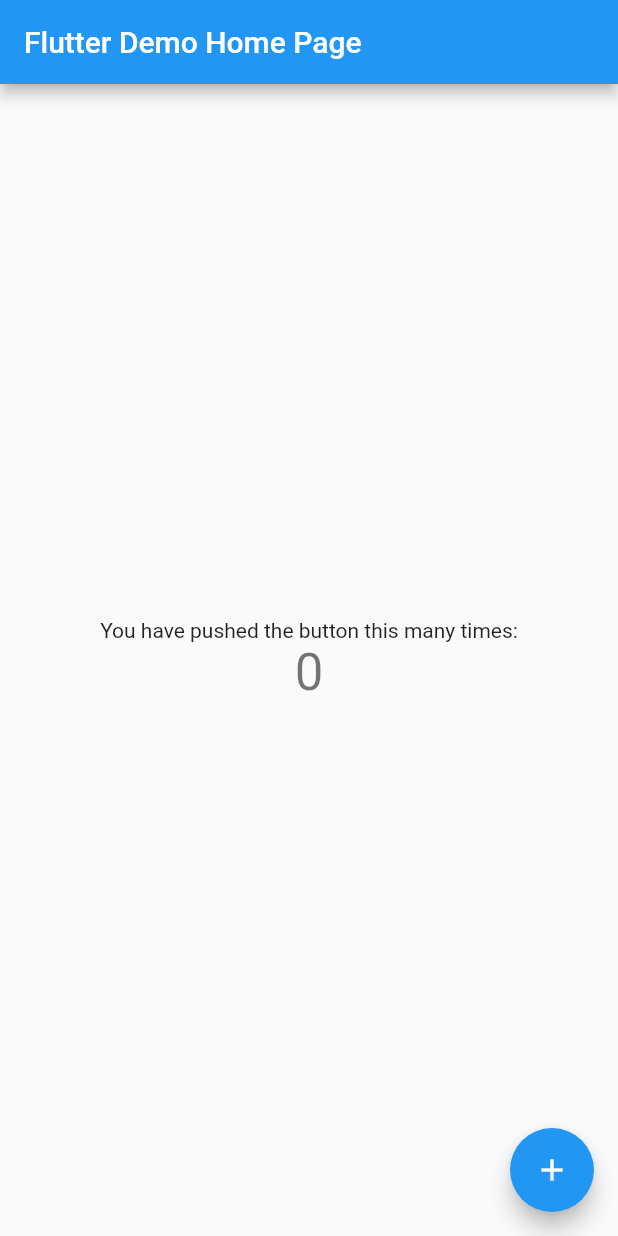
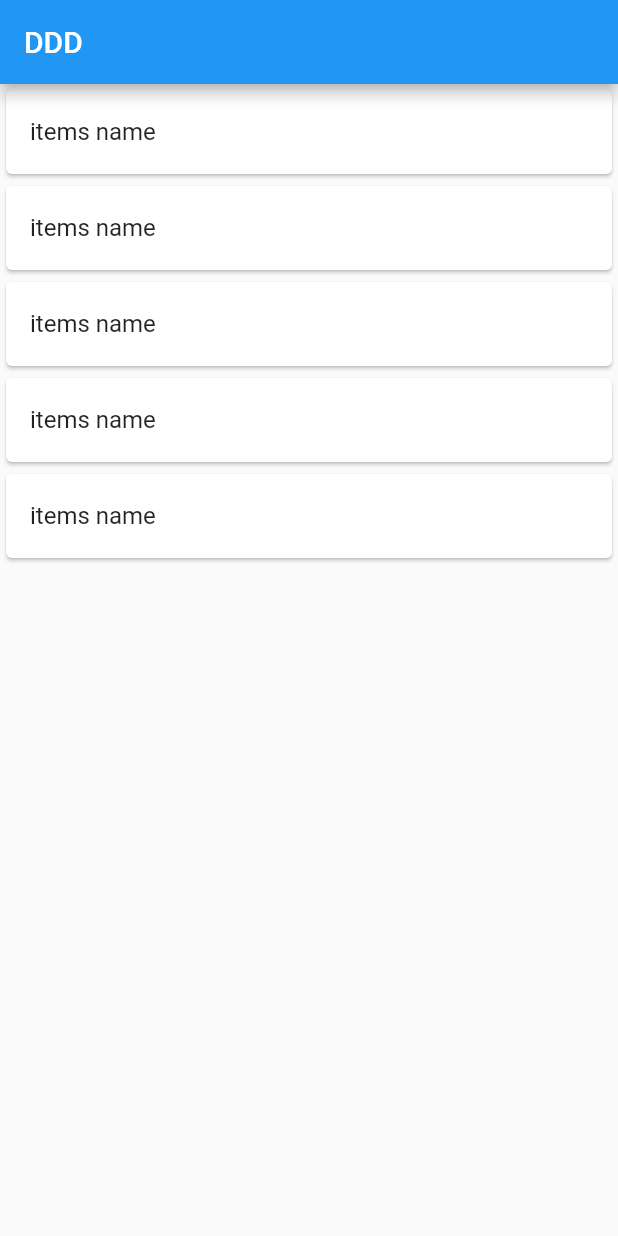
Before and after one commit to Mukhiddin3888/DDD_get, a Flutter app: the screen it shows after launch, on a phone screen of 412 x 824 dp. Run offline on Flutter 3.47's test engine with Material 2 defaults, Android fonts, the phone set to English and light mode, and no system bars; our stand-ins replace bloc, dartz, dio, freezed_annotation.

Commit message:
feat: add user ui

```diff
--- a/lib/main.dart
+++ b/lib/main.dart
@@ -1,3 +1,4 @@
+import 'package:ddd_get_stream_test/presentation/users_page.dart';
 import 'package:flutter/material.dart';
 
 void main() {
@@ -7,109 +8,10 @@ void main() {
 class MyApp extends StatelessWidget {
   const MyApp({Key? key}) : super(key: key);
 
-  // This widget is the root of your application.
   @override
   Widget build(BuildContext context) {
-    return MaterialApp(
-      title: 'Flutter Demo',
-      theme: ThemeData(
-        // This is the theme of your application.
-        //
-        // Try running your application with "flutter run". You'll see the
-        // application has a blue toolbar. Then, without quitting the app, try
-        // changing the primarySwatch below to Colors.green and then invoke
-        // "hot reload" (press "r" in the console where you ran "flutter run",
-        // or simply save your changes to "hot reload" in a Flutter IDE).
-        // Notice that the counter didn't reset back to zero; the application
-        // is not restarted.
-        primarySwatch: Colors.blue,
-      ),
-      home: const MyHomePage(title: 'Flutter Demo Home Page'),
+    return const MaterialApp(
+      home: UsersPage(),
     );
   }
 }
-
-class MyHomePage extends StatefulWidget {
-  const MyHomePage({Key? key, required this.title}) : super(key: key);
-
-  // This widget is the home page of your application. It is stateful, meaning
-  // that it has a State object (defined below) that contains fields that affect
-  // how it looks.
-
-  // This class is the configuration for the state. It holds the values (in this
-  // case the title) provided by the parent (in this case the App widget) and
-  // used by the build method of the State. Fields in a Widget subclass are
-  // always marked "final".
-
-  final String title;
-
-  @override
-  State<MyHomePage> createState() => _MyHomePageState();
-}
-
-class _MyHomePageState extends State<MyHomePage> {
-  int _counter = 0;
-
-  void _incrementCounter() {
-    setState(() {
-      // This call to setState tells the Flutter framework that something has
-      // changed in this State, which causes it to rerun the build method below
-      // so that the display can reflect the updated values. If we changed
-      // _counter without calling setState(), then the build method would not be
-      // called again, and so nothing would appear to happen.
-      _counter++;
-    });
-  }
-
-  @override
-  Widget build(BuildContext context) {
-    // This method is rerun every time setState is called, for instance as done
-    // by the _incrementCounter method above.
-    //
-    // The Flutter framework has been optimized to make rerunning build methods
-    // fast, so that you can just rebuild anything that needs updating rather
-    // than having to individually change instances of widgets.
-    return Scaffold(
-      appBar: AppBar(
-        // Here we take the value from the MyHomePage object that was created by
-        // the App.build method, and use it to set our appbar title.
-        title: Text(widget.title),
-      ),
-      body: Center(
-        // Center is a layout widget. It takes a single child and positions it
-        // in the middle of the parent.
-        child: Column(
-          // Column is also a layout widget. It takes a list of children and
-          // arranges them vertically. By default, it sizes itself to fit its
-          // children horizontally, and tries to be as tall as its parent.
-          //
-          // Invoke "debug painting" (press "p" in the console, choose the
-          // "Toggle Debug Paint" action from the Flutter Inspector in Android
-          // Studio, or the "Toggle Debug Paint" command in Visual Studio Code)
-          // to see the wireframe for each widget.
-          //
-          // Column has various properties to control how it sizes itself and
-          // how it positions its children. Here we use mainAxisAlignment to
-          // center the children vertically; the main axis here is the vertical
-          // axis because Columns are vertical (the cross axis would be
-          // horizontal).
-          mainAxisAlignment: MainAxisAlignment.center,
-          children: <Widget>[
-            const Text(
-              'You have pushed the button this many times:',
-            ),
-            Text(
-              '$_counter',
-              style: Theme.of(context).textTheme.headline4,
-            ),
-          ],
-        ),
-      ),
-      floatingActionButton: FloatingActionButton(
-        onPressed: _incrementCounter,
-        tooltip: 'Increment',
-        child: const Icon(Icons.add),
-      ), // This trailing comma makes auto-formatting nicer for build methods.
-    );
-  }
-}
--- /dev/null
+++ b/lib/presentation/users_page.dart
@@ -0,0 +1,20 @@
+import 'package:flutter/material.dart';
+
+class UsersPage extends StatelessWidget {
+  const UsersPage({Key? key}) : super(key: key);
+
+  @override
+  Widget build(BuildContext context) {
+    return Scaffold(
+      appBar: AppBar(title: const Text('DDD'),),
+      body: ListView.builder(
+        itemCount: 5,
+        itemBuilder: (context, index) {
+        return const Card(
+          child:
+            ListTile(title:  Text('items name'),),);
+      },),
+    );
+
+  }
+}
```
